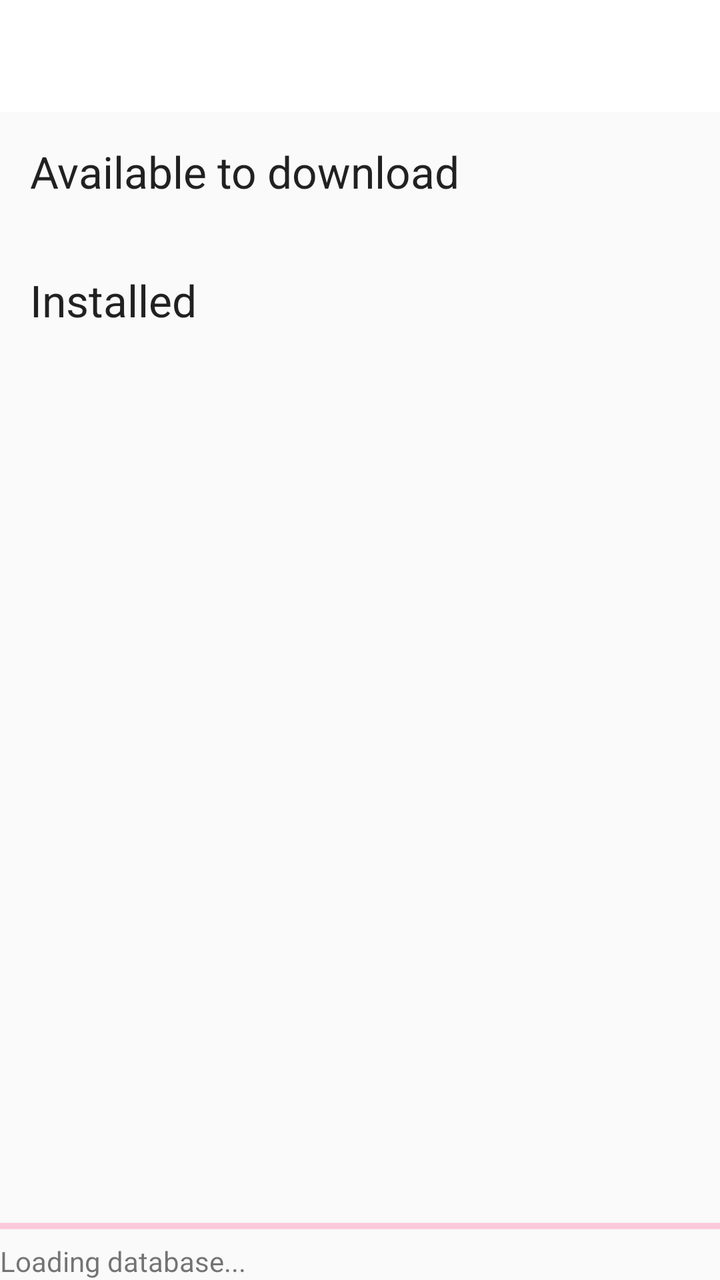
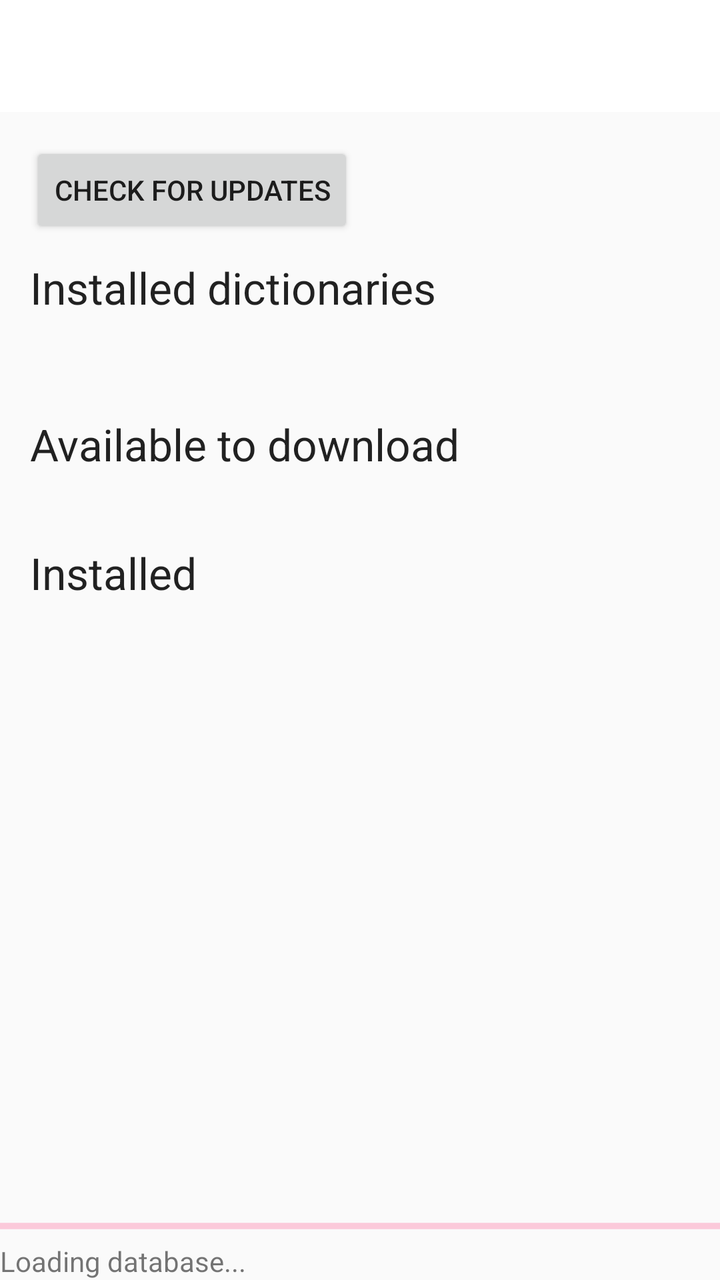

Screens rendered from an Android XML layout before and after an edit, with the pre-edit source and the edit as a unified diff.
<!-- AndroidManifest.xml: activity theme AppTheme -->
<!-- res/layout/activity_dictionaries_management.xml -->
<?xml version="1.0" encoding="utf-8"?>
<LinearLayout xmlns:android="http://schemas.android.com/apk/res/android"
    xmlns:app="http://schemas.android.com/apk/res-auto"
    android:orientation="vertical"
    android:layout_width="match_parent"
    android:layout_height="match_parent">

    <androidx.appcompat.widget.Toolbar
        android:id="@+id/activity_dictionaries_management_toolbar"
        android:layout_width="match_parent"
        android:layout_height="?attr/actionBarSize"
        android:background="?attr/colorPrimary"
        android:theme="@style/DictionariesManagementToolbarTheme"
        app:title="Dictionaries" />

    <ScrollView
        android:layout_width="match_parent"
        android:layout_height="0dp"
        android:layout_weight="1">

        <LinearLayout
            android:layout_width="match_parent"
            android:layout_height="wrap_content"
            android:orientation="vertical">

            <LinearLayout
                android:id="@+id/activity_dictionaries_management_install_panel"
                android:layout_width="match_parent"
                android:layout_height="wrap_content"
                android:padding="15dp"
                android:orientation="vertical">
                <TextView
                    android:layout_width="match_parent"
                    android:layout_height="wrap_content"
                    android:text="@string/available_dictionaries_header"
                    android:paddingBottom="5dp"
                    android:textAppearance="@style/TextAppearance.AppCompat.Large" />
                <TextView
                    android:id="@+id/activity_dictionaries_management_install_empty"
                    android:layout_width="match_parent"
                    android:layout_height="wrap_content"
                    android:text="@string/no_optional_dictionaries_available"
                    android:visibility="gone" />
                <androidx.recyclerview.widget.RecyclerView
                    android:id="@+id/activity_dictionaries_management_install_rv"
                    android:layout_width="match_parent"
                    android:layout_height="wrap_content" />
            </LinearLayout>
            <LinearLayout
                android:id="@+id/activity_dictionaries_management_remove_panel"
                android:layout_width="match_parent"
                android:layout_height="wrap_content"
                android:padding="15dp"
                android:orientation="vertical">
                <TextView
                    android:layout_width="match_parent"
                    android:layout_height="wrap_content"
                    android:text="@string/installed_optional_dictionaries_header"
                    android:paddingBottom="5dp"
                    android:textAppearance="@style/TextAppearance.AppCompat.Large" />
                <TextView
                    android:id="@+id/activity_dictionaries_management_remove_empty"
                    android:layout_width="match_parent"
                    android:layout_height="wrap_content"
                    android:text="@string/no_optional_dictionaries_installed"
                    android:visibility="gone" />
                <androidx.recyclerview.widget.RecyclerView
                    android:id="@+id/activity_dictionaries_management_remove_rv"
                    android:layout_width="match_parent"
                    android:layout_height="wrap_content" />
            </LinearLayout>
        </LinearLayout>
    </ScrollView>

    <ProgressBar
        android:id="@+id/activity_dictionaries_management_progressbar"
        style="@style/Base.Widget.AppCompat.ProgressBar.Horizontal"
        android:layout_width="match_parent"
        android:layout_height="wrap_content"
        android:indeterminate="true" />
    <TextView
        android:id="@+id/activity_dictionaries_management_statustext"
        android:layout_width="match_parent"
        android:layout_height="wrap_content"
        android:ems="10"
        android:text="Loading database..." />
</LinearLayout>
<!-- resources referenced by this layout -->
<resources>
  <string name="available_dictionaries_header">Available to download</string>
  <string name="installed_optional_dictionaries_header">Installed</string>
  <string name="no_optional_dictionaries_available">All optional dictionaries are installed.</string>
  <string name="no_optional_dictionaries_installed">No optional dictionaries installed yet.</string>
  <style name="DictionariesManagementToolbarTheme" parent="">
          <item name="android:textColorPrimary">@color/text_navigation</item>
          <item name="colorControlNormal">@color/text_navigation</item>
          <item name="colorPrimary">@color/text_navigation</item>
      </style>
  <style name="AppTheme" parent="Theme.MaterialComponents.DayNight.NoActionBar.Bridge">
          <item name="colorPrimary">@color/colorPrimary</item>
          <item name="colorPrimaryDark">@color/colorPrimaryDark</item>
          <item name="colorAccent">@color/colorAccent</item>
      </style>
  <color name="text_navigation">@color/white</color>
  <color name="colorPrimary">#3F51B5</color>
  <color name="colorPrimaryDark">#303F9F</color>
  <color name="colorAccent">#FF4081</color>
  <color name="white">#FFF</color>
</resources>

<!-- the commit's change to res/layout/activity_dictionaries_management.xml (unified diff, before → after) -->
@@ -22,6 +22,29 @@
             android:layout_width="match_parent"
             android:layout_height="wrap_content"
             android:orientation="vertical">
+
+            <LinearLayout
+                android:id="@+id/activity_dictionaries_management_updates_panel"
+                android:layout_width="match_parent"
+                android:layout_height="wrap_content"
+                android:padding="15dp"
+                android:orientation="vertical">
+                <Button
+                    android:id="@+id/activity_dictionaries_management_check_updates"
+                    android:layout_width="wrap_content"
+                    android:layout_height="wrap_content"
+                    android:text="@string/check_for_updates" />
+                <TextView
+                    android:layout_width="match_parent"
+                    android:layout_height="wrap_content"
+                    android:paddingTop="10dp"
+                    android:text="@string/installed_dictionaries_header"
+                    android:textAppearance="@style/TextAppearance.AppCompat.Large" />
+                <TextView
+                    android:id="@+id/activity_dictionaries_management_installed_summary"
+                    android:layout_width="match_parent"
+                    android:layout_height="wrap_content" />
+            </LinearLayout>
 
             <LinearLayout
                 android:id="@+id/activity_dictionaries_management_install_panel"
<!-- resource entries referenced after the edit -->
@@ -1,6 +1,8 @@
 <!-- resources referenced by this layout -->
 <resources>
   <string name="available_dictionaries_header">Available to download</string>
+  <string name="check_for_updates">Check for updates</string>
+  <string name="installed_dictionaries_header">Installed dictionaries</string>
   <string name="installed_optional_dictionaries_header">Installed</string>
   <string name="no_optional_dictionaries_available">All optional dictionaries are installed.</string>
   <string name="no_optional_dictionaries_installed">No optional dictionaries installed yet.</string>
